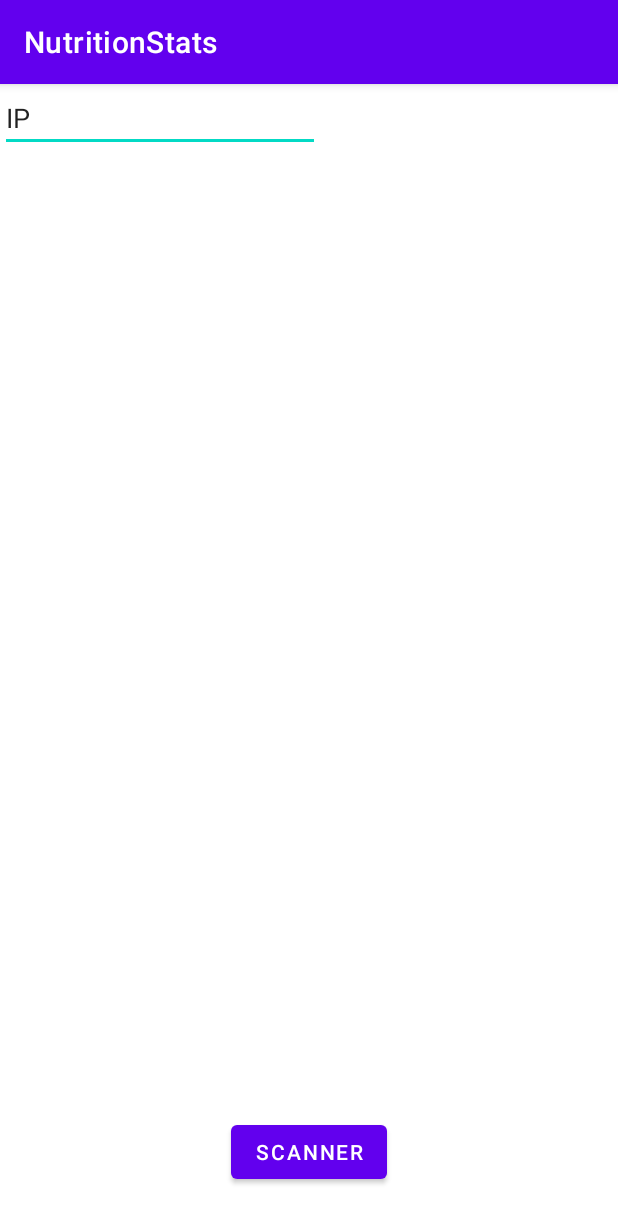
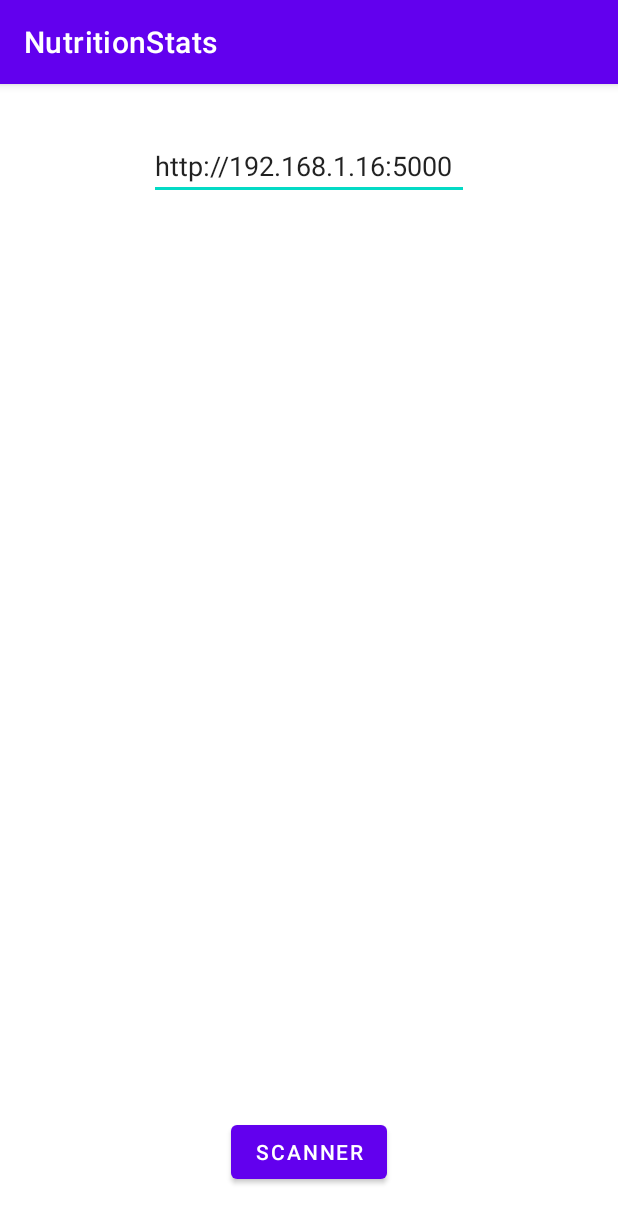
Before and after one commit to MrPio/NutritionStats_client, an Android app: the screen it shows after launch (MainActivity), on a phone screen of 412 x 824 dp. Shown: the top 1223 px of the screen. Run offline under Robolectric (Android 15) with nearby library versions, the light colour scheme and no system bars; libraries missing offline, so code that uses them is left out: org.json.simple.

Commit message:
first stable communication with local Rest API (bar code scanner)

```diff
--- a/app/src/main/AndroidManifest.xml
+++ b/app/src/main/AndroidManifest.xml
@@ -3,6 +3,7 @@
     package="it.univpm.nutritionstats">
 
     <uses-permission android:name="android.permission.CAMERA" />
+    <uses-permission android:name="android.permission.INTERNET" />
 
     <application
         android:allowBackup="true"
@@ -10,7 +11,8 @@
         android:label="@string/app_name"
         android:roundIcon="@mipmap/ic_launcher_round"
         android:supportsRtl="true"
-        android:theme="@style/Theme.NutritionStats">
+        android:theme="@style/Theme.NutritionStats"
+        android:usesCleartextTraffic="true">
         <activity android:name=".Scanner" />
         <activity
             android:name=".MainActivity"
--- a/app/src/main/java/it/univpm/nutritionstats/MainActivity.java
+++ b/app/src/main/java/it/univpm/nutritionstats/MainActivity.java
@@ -1,39 +1,67 @@
 package it.univpm.nutritionstats;
 
 import androidx.appcompat.app.AppCompatActivity;
+
 import android.content.Intent;
 import android.os.Bundle;
+import android.os.Parcelable;
 import android.view.KeyEvent;
 import android.view.View;
 import android.widget.Button;
 import android.widget.EditText;
+import android.widget.TextView;
 import android.widget.Toast;
 
+import org.json.simple.JSONObject;
+
+import java.util.ArrayList;
+
 public class MainActivity extends AppCompatActivity {
-    public static String url="";
+    public        String                url        = "";
+    public static ArrayList<JSONObject> resultList = new ArrayList<JSONObject>();
+
+    private Button   buttonScanner  = null;
+    private EditText editTextIP     = null;
+    private TextView textViewOutput = null;
+
     @Override
     protected void onCreate(Bundle savedInstanceState) {
         super.onCreate(savedInstanceState);
         setContentView(R.layout.activity_main);
 
-        Button buttonScanner= findViewById(R.id.buttonScanner);
-        EditText editTextIP=findViewById(R.id.editTextIP);
+        buttonScanner = findViewById(R.id.buttonScanner);
+        editTextIP = findViewById(R.id.editTextIP);
+        textViewOutput = findViewById(R.id.textViewOutput);
+
         buttonScanner.setOnClickListener(new View.OnClickListener() {
             @Override
             public void onClick(View view) {
-                startActivity(new Intent(MainActivity.this, Scanner.class));
+                Intent i = (new Intent(MainActivity.this, Scanner.class));
+                i.putExtra("ip", url);
+                startActivityForResult(i, REQUEST_CODE_SCANNER);
             }
         });
         editTextIP.setOnKeyListener(new View.OnKeyListener() {
             @Override
             public boolean onKey(View view, int i, KeyEvent keyEvent) {
-                if(keyEvent.getAction()==KeyEvent.ACTION_DOWN && keyEvent.getKeyCode()==KeyEvent.KEYCODE_ENTER) {
+                if (keyEvent.getAction() == KeyEvent.ACTION_DOWN && keyEvent.getKeyCode() == KeyEvent.KEYCODE_ENTER) {
                     String text = ((EditText) view).getText().toString();
-                    MainActivity.url = text;
-                    Toast.makeText(getApplicationContext(),"API ip successfull set: "+text,Toast.LENGTH_SHORT);
+                    url = text;
+                    Toast.makeText(getApplicationContext(), "API ip successfull set: " + text, Toast.LENGTH_SHORT).show();
                 }
                 return false;
             }
         });
     }
+
+    public final static int REQUEST_CODE_SCANNER = 1;
+
+    @Override
+    protected void onActivityResult(int requestCode, int resultCode, Intent data) {
+        super.onActivityResult(requestCode, resultCode, data);
+        if (requestCode == REQUEST_CODE_SCANNER) {
+            if (!resultList.isEmpty())
+                textViewOutput.setText(resultList.get(0).toJSONString());
+        }
+    }
 }
--- a/app/src/main/java/it/univpm/nutritionstats/api/APIComunication.java
+++ /dev/null
@@ -1,4 +0,0 @@
-package it.univpm.nutritionstats.api;
-
-public class APIComunication {
-}
--- a/app/src/main/res/layout/activity_main.xml
+++ b/app/src/main/res/layout/activity_main.xml
@@ -20,11 +20,36 @@
         android:id="@+id/editTextIP"
         android:layout_width="wrap_content"
         android:layout_height="wrap_content"
+        android:layout_marginTop="32dp"
         android:ems="10"
-        android:hint="192.168.1.1"
+        android:hint="192.168.1.1:8080"
         android:inputType="textPersonName"
-        android:text="IP"
-        tools:layout_editor_absoluteX="80dp"
-        tools:layout_editor_absoluteY="205dp" />
+        android:text="http://192.168.1.16:5000"
+        app:layout_constraintEnd_toEndOf="parent"
+        app:layout_constraintStart_toStartOf="parent"
+        app:layout_constraintTop_toTopOf="parent" />
+
+    <ScrollView
+        android:layout_width="0dp"
+        android:layout_height="0dp"
+        app:layout_constraintBottom_toBottomOf="parent"
+        app:layout_constraintEnd_toEndOf="parent"
+        app:layout_constraintStart_toStartOf="parent"
+        app:layout_constraintTop_toBottomOf="@+id/editTextIP">
+
+        <LinearLayout
+            android:layout_width="match_parent"
+            android:layout_height="wrap_content"
+            android:orientation="vertical">
+
+            <TextView
+                android:id="@+id/textViewOutput"
+                android:layout_width="wrap_content"
+                android:layout_height="wrap_content"
+                android:layout_marginTop="32dp"
+                android:textSize="20sp"
+                tools:text="output" />
+        </LinearLayout>
+    </ScrollView>
 
 </androidx.constraintlayout.widget.ConstraintLayout>
```
Also changed, not shown: app/build.gradle (+8 -1 lines), app/src/main/java/it/univpm/nutritionstats/Scanner.java (+11 -4 lines), app/src/main/java/it/univpm/nutritionstats/api/APICommunication.java (added, +74 -0 lines).
